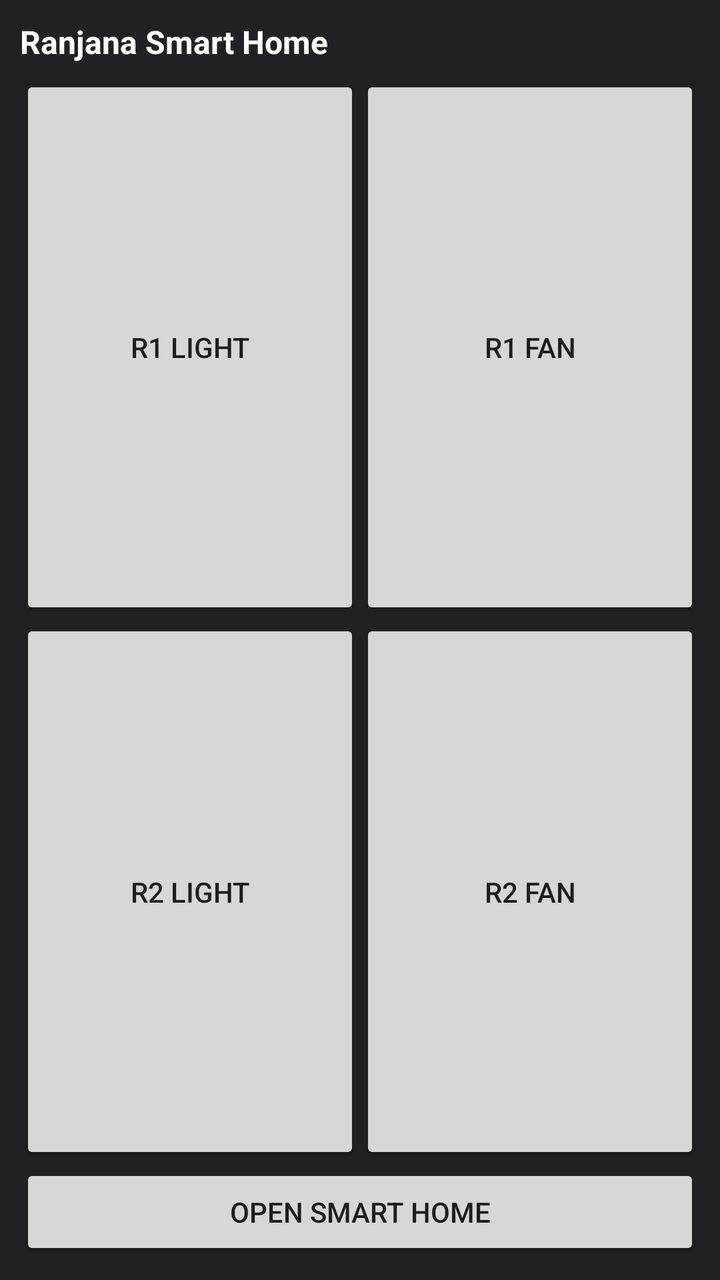
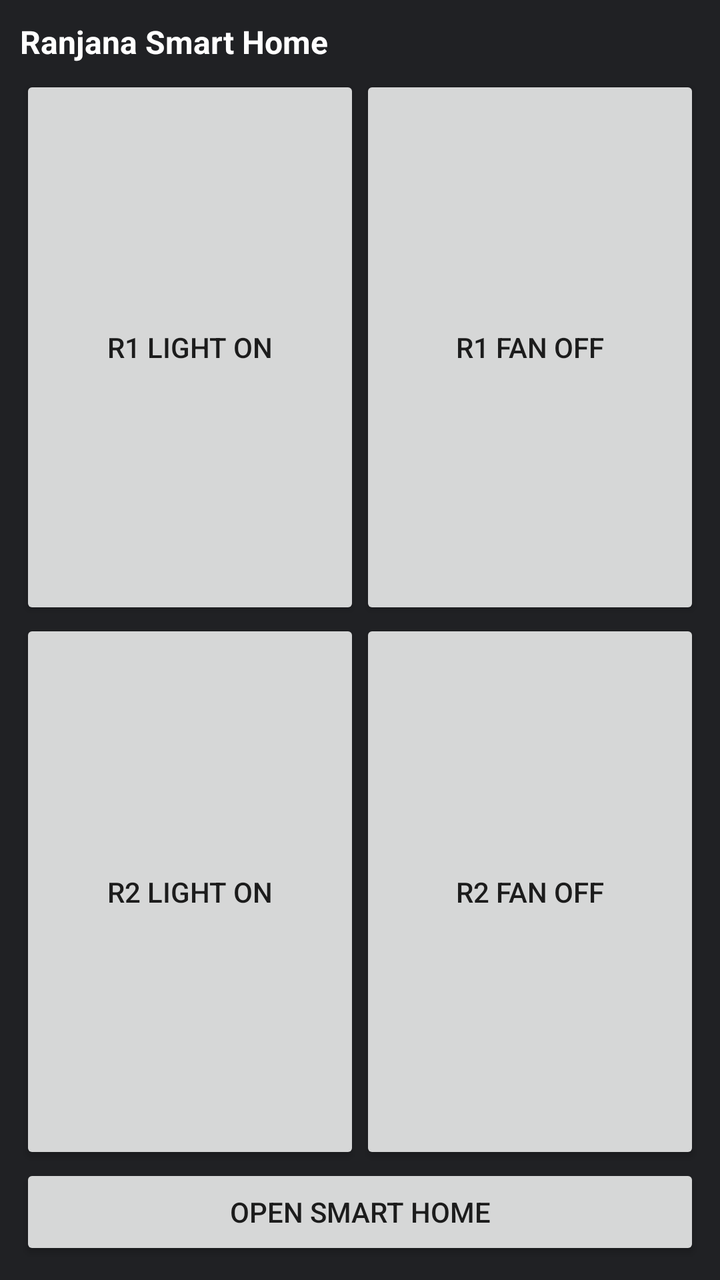

An Android layout rendered at two revisions. The XML below is the earlier revision; the diff shows what the commit changed to produce the second picture.
<!-- AndroidManifest.xml: application theme Theme.AppCompat.Light.NoActionBar -->
<!-- res/layout/widget_smart_home.xml -->
<?xml version="1.0" encoding="utf-8"?>
<LinearLayout xmlns:android="http://schemas.android.com/apk/res/android"
    android:layout_width="match_parent"
    android:layout_height="match_parent"
    android:orientation="vertical"
    android:padding="10dp"
    android:background="#202124">

    <TextView
        android:id="@+id/widget_title"
        android:layout_width="match_parent"
        android:layout_height="wrap_content"
        android:text="Ranjana Smart Home"
        android:textColor="#FFFFFF"
        android:textSize="16sp"
        android:textStyle="bold"
        android:paddingBottom="6dp" />

    <LinearLayout
        android:layout_width="match_parent"
        android:layout_height="0dp"
        android:layout_weight="1"
        android:orientation="horizontal">
        <Button
            android:id="@+id/widget_light1"
            android:layout_width="0dp"
            android:layout_height="match_parent"
            android:layout_weight="1"
            android:text="R1 Light" />
        <Button
            android:id="@+id/widget_fan1"
            android:layout_width="0dp"
            android:layout_height="match_parent"
            android:layout_weight="1"
            android:text="R1 Fan" />
    </LinearLayout>

    <LinearLayout
        android:layout_width="match_parent"
        android:layout_height="0dp"
        android:layout_weight="1"
        android:orientation="horizontal">
        <Button
            android:id="@+id/widget_light2"
            android:layout_width="0dp"
            android:layout_height="match_parent"
            android:layout_weight="1"
            android:text="R2 Light" />
        <Button
            android:id="@+id/widget_fan2"
            android:layout_width="0dp"
            android:layout_height="match_parent"
            android:layout_weight="1"
            android:text="R2 Fan" />
    </LinearLayout>

    <Button
        android:id="@+id/widget_open"
        android:layout_width="match_parent"
        android:layout_height="wrap_content"
        android:text="Open Smart Home" />
</LinearLayout>
<!-- resources referenced by this layout -->
<resources>

</resources>

<!-- the commit's change to res/layout/widget_smart_home.xml (unified diff, before → after) -->
@@ -26,13 +26,13 @@
             android:layout_width="0dp"
             android:layout_height="match_parent"
             android:layout_weight="1"
-            android:text="R1 Light" />
+            android:text="R1 Light ON" />
         <Button
             android:id="@+id/widget_fan1"
             android:layout_width="0dp"
             android:layout_height="match_parent"
             android:layout_weight="1"
-            android:text="R1 Fan" />
+            android:text="R1 Fan OFF" />
     </LinearLayout>
 
     <LinearLayout
@@ -45,13 +45,13 @@
             android:layout_width="0dp"
             android:layout_height="match_parent"
             android:layout_weight="1"
-            android:text="R2 Light" />
+            android:text="R2 Light ON" />
         <Button
             android:id="@+id/widget_fan2"
             android:layout_width="0dp"
             android:layout_height="match_parent"
             android:layout_weight="1"
-            android:text="R2 Fan" />
+            android:text="R2 Fan OFF" />
     </LinearLayout>
 
     <Button
